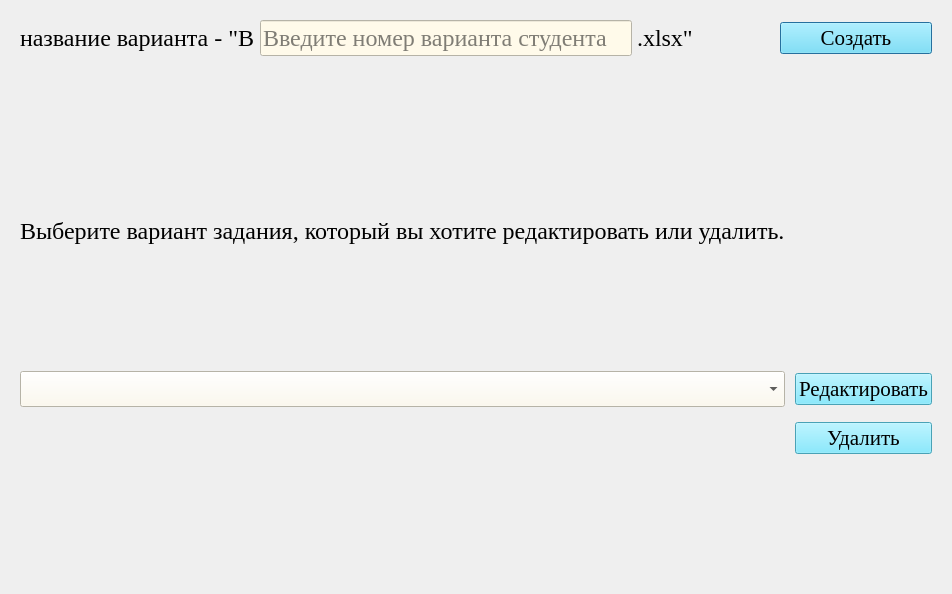
Above: qt_designer_ui/winEditTable.ui from IvaMarin/Project-Network-Diagram-App before the change. Below: the same form after it.
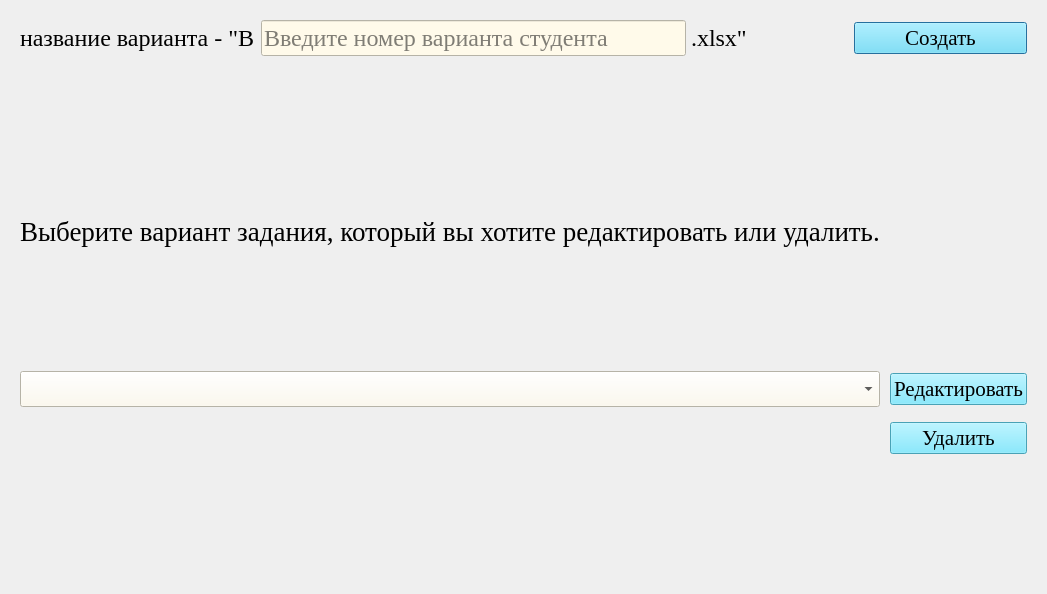
That is the form after the change.

Patch:
```diff
--- a/qt_designer_ui/winEditTable.ui
+++ b/qt_designer_ui/winEditTable.ui
@@ -6,7 +6,7 @@
    <rect>
     <x>0</x>
     <y>0</y>
-    <width>866</width>
+    <width>952</width>
     <height>594</height>
    </rect>
   </property>
@@ -18,7 +18,7 @@
   <property name="windowTitle">
    <string>Редактор таблиц вариантов</string>
   </property>
-  <layout class="QVBoxLayout" name="verticalLayout" stretch="10,0">
+  <layout class="QVBoxLayout" name="verticalLayout" stretch="0,0">
    <property name="spacing">
     <number>10</number>
    </property>
@@ -136,7 +136,7 @@
        <property name="font">
         <font>
          <family>Times New Roman</family>
-         <pointsize>18</pointsize>
+         <pointsize>20</pointsize>
         </font>
        </property>
        <property name="text">
```
Left out of the diff: 32 changed lines with no effect on the pictures.
